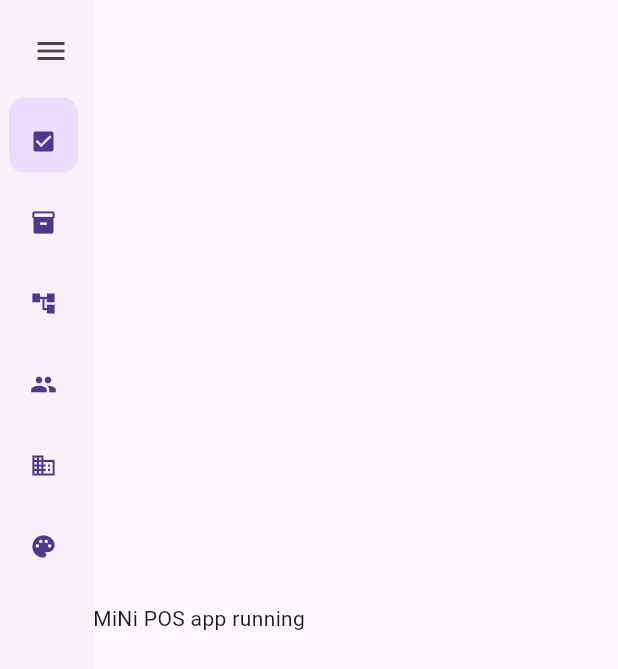
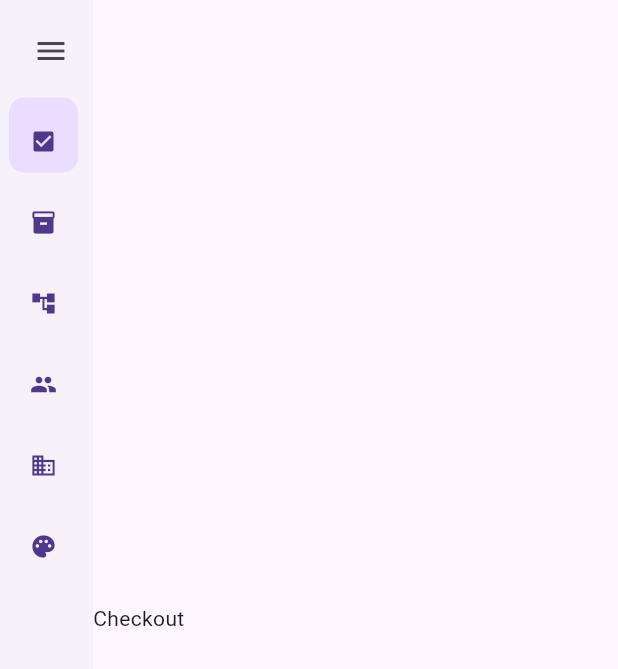
Before and after one commit to buddhimaaushan/flutter-mini-pos, a Flutter app: the screen it shows after launch, on a phone screen of 412 x 824 dp. Shown: the top 669 px of the screen. Run offline on Flutter 3.47's test engine with Material 3 defaults, Android fonts, the phone set to English and light mode, and no system bars; our stand-ins replace get.

Commit message:
view attribute added to sidebar model

```diff
--- a/lib/data/models/sidebar_model.dart
+++ b/lib/data/models/sidebar_model.dart
@@ -1,4 +1,10 @@
 import 'package:flutter/material.dart';
+import 'package:mini_pos/ui/components/brand.dart';
+import 'package:mini_pos/ui/components/category.dart';
+import 'package:mini_pos/ui/components/checkout.dart';
+import 'package:mini_pos/ui/components/inventory.dart';
+import 'package:mini_pos/ui/components/supplier.dart';
+import 'package:mini_pos/ui/components/app_theme.dart';
 
 class SidebarState {
   int selected = 0;
@@ -8,13 +14,16 @@ class SidebarState {
 class SidebarListItem {
   String title = "";
   IconData icon;
+  Widget view;
 
-  SidebarListItem({required this.icon, required this.title});
+  SidebarListItem(
+      {required this.icon, required this.title, required this.view});
 
   factory SidebarListItem.fromJson(Map<String, dynamic> json) {
     return SidebarListItem(
       icon: json['icon'],
       title: json['title'],
+      view: json['view'],
     );
   }
 
@@ -22,26 +31,32 @@ class SidebarListItem {
     SidebarListItem(
       title: "Checkout",
       icon: Icons.check_box,
+      view: Checkout(),
     ),
     SidebarListItem(
       title: "Inventory",
       icon: Icons.inventory,
+      view: Inventory(),
     ),
     SidebarListItem(
       title: "Category",
       icon: Icons.account_tree,
+      view: Category(),
     ),
     SidebarListItem(
       title: "Supplier",
       icon: Icons.group,
+      view: Supplier(),
     ),
     SidebarListItem(
       title: "Brand",
       icon: Icons.business,
+      view: Brand(),
     ),
     SidebarListItem(
       title: "Theme",
       icon: Icons.palette,
+      view: AppTheme(),
     ),
   ];
 }
--- /dev/null
+++ b/lib/ui/components/checkout.dart
@@ -0,0 +1,9 @@
+import 'package:flutter/widgets.dart';
+
+class Checkout extends StatelessWidget {
+  const Checkout({Key? key}) : super(key: key);
+  @override
+  Widget build(BuildContext context) {
+    return const Text("Checkout");
+  }
+}
--- a/lib/ui/screens/home.dart
+++ b/lib/ui/screens/home.dart
@@ -1,15 +1,24 @@
 import 'package:flutter/material.dart';
+import 'package:get/get.dart';
+import 'package:mini_pos/controllers/sidebar_controller.dart';
+import 'package:mini_pos/data/models/sidebar_model.dart';
 import 'package:mini_pos/ui/components/sidebar.dart';
 
 class Home extends StatelessWidget {
   const Home({Key? key}) : super(key: key);
+
+  SidebarController get sidebarController => Get.find<SidebarController>();
+
   @override
   Widget build(BuildContext context) {
-    return const Scaffold(
+    return Scaffold(
         body: Row(
       children: [
-        Sidebar(),
-        Text("MiNi POS app running"),
+        const Sidebar(),
+        Obx(() => Expanded(
+              child: SidebarListItem
+                  .items[sidebarController.sidebarState.value.selected].view,
+            ))
       ],
     ));
   }
```
Also changed, not shown: lib/ui/components/app_theme.dart (added, +9 -0 lines), lib/ui/components/brand.dart (added, +9 -0 lines), lib/ui/components/category.dart (added, +9 -0 lines), lib/ui/components/inventory.dart (added, +9 -0 lines), lib/ui/components/supplier.dart (added, +9 -0 lines).
